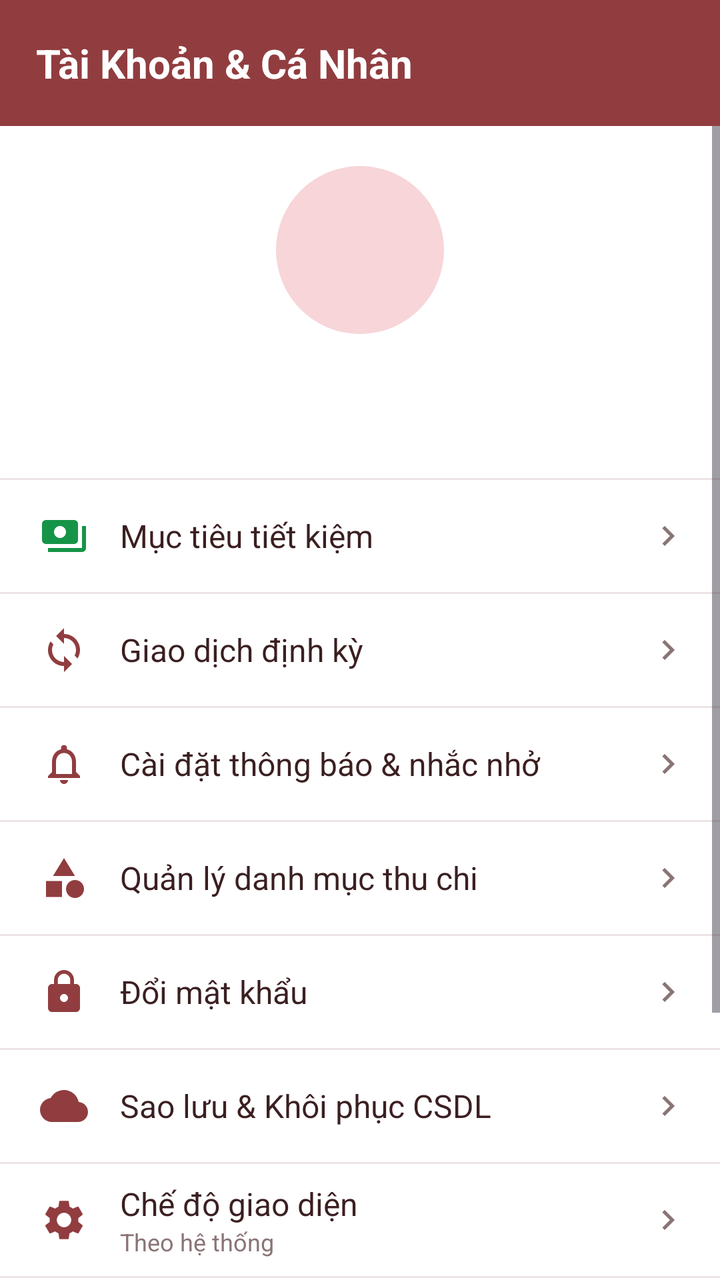
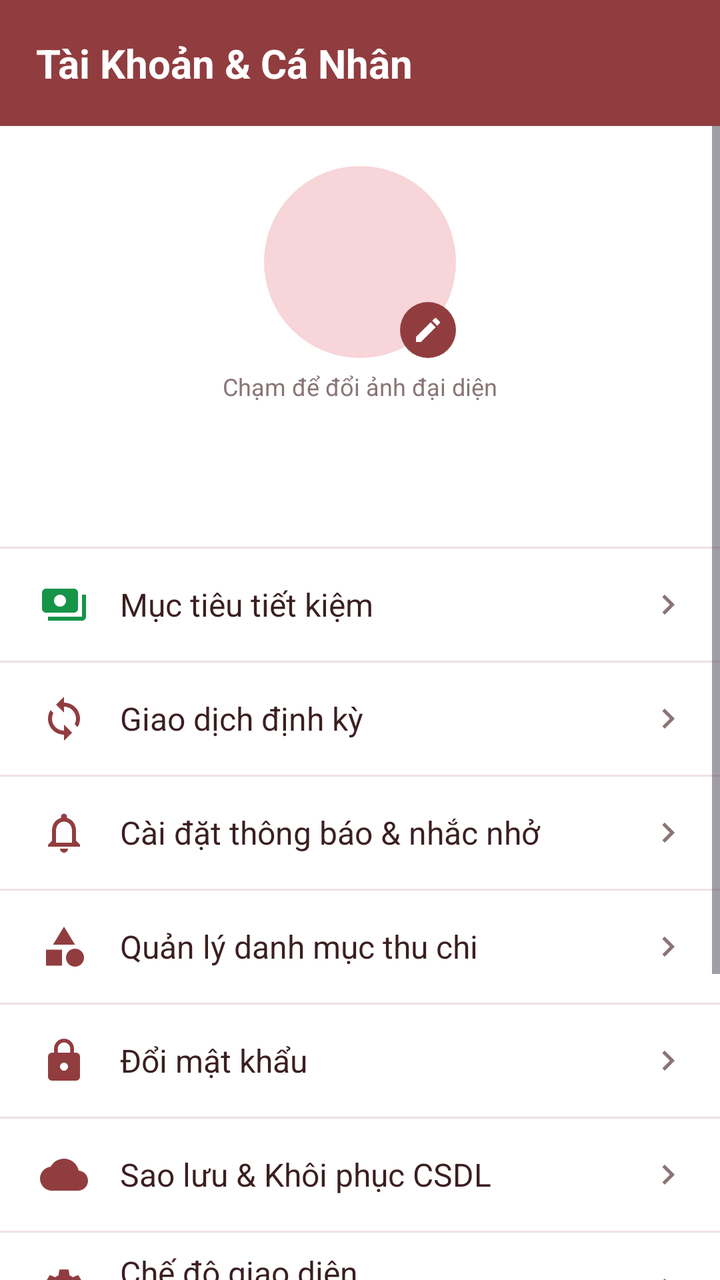

Screens rendered from an Android XML layout before and after an edit, with the pre-edit source and the edit as a unified diff.
<!-- AndroidManifest.xml: application theme Theme.QuanLyChiTieu -->
<!-- res/layout/fragment_profile.xml -->
<?xml version="1.0" encoding="utf-8"?>
<LinearLayout xmlns:android="http://schemas.android.com/apk/res/android"
    xmlns:app="http://schemas.android.com/apk/res-auto"
    android:layout_width="match_parent"
    android:layout_height="match_parent"
    android:background="@color/bg_app"
    android:orientation="vertical">

    <TextView
        android:layout_width="match_parent"
        android:layout_height="wrap_content"
        android:background="@color/wine"
        android:padding="18dp"
        android:text="Tài Khoản &amp; Cá Nhân"
        android:textColor="@color/white"
        android:textSize="20sp"
        android:textStyle="bold" />

    <ScrollView
        android:layout_width="match_parent"
        android:layout_height="match_parent">

        <LinearLayout
            android:layout_width="match_parent"
            android:layout_height="wrap_content"
            android:orientation="vertical"
            android:paddingBottom="24dp">

            <FrameLayout
                android:layout_width="84dp"
                android:layout_height="84dp"
                android:layout_gravity="center_horizontal"
                android:layout_marginTop="20dp"
                android:background="@drawable/bg_circle">

                <TextView
                    android:id="@+id/tvAvatar"
                    android:layout_width="wrap_content"
                    android:layout_height="wrap_content"
                    android:layout_gravity="center"
                    android:textColor="@color/wine"
                    android:textSize="34sp"
                    android:textStyle="bold" />
            </FrameLayout>

            <TextView
                android:id="@+id/tvName"
                android:layout_width="match_parent"
                android:layout_height="wrap_content"
                android:layout_marginTop="10dp"
                android:gravity="center"
                android:textColor="@color/text_dark"
                android:textSize="20sp"
                android:textStyle="bold" />

            <TextView
                android:id="@+id/tvEmail"
                android:layout_width="match_parent"
                android:layout_height="wrap_content"
                android:layout_marginBottom="16dp"
                android:gravity="center"
                android:textColor="@color/text_gray" />

            <View
                android:layout_width="match_parent"
                android:layout_height="1dp"
                android:background="@color/divider" />

            
            <LinearLayout
                android:id="@+id/rowSavings"
                android:layout_width="match_parent"
                android:layout_height="56dp"
                android:background="?attr/selectableItemBackground"
                android:gravity="center_vertical"
                android:orientation="horizontal"
                android:paddingStart="20dp"
                android:paddingEnd="16dp">

                <ImageView
                    android:layout_width="24dp"
                    android:layout_height="24dp"
                    android:contentDescription="Tiết kiệm"
                    android:src="@drawable/ic_savings"
                    app:tint="@color/income" />

                <TextView
                    android:layout_width="0dp"
                    android:layout_height="wrap_content"
                    android:layout_marginStart="16dp"
                    android:layout_weight="1"
                    android:text="Mục tiêu tiết kiệm"
                    android:textColor="@color/text_dark"
                    android:textSize="16sp" />

                <ImageView
                    android:layout_width="20dp"
                    android:layout_height="20dp"
                    android:contentDescription="Mở"
                    android:src="@drawable/ic_chevron"
                    app:tint="@color/text_gray" />
            </LinearLayout>

            <View
                android:layout_width="match_parent"
                android:layout_height="1dp"
                android:background="@color/divider" />

            
            <LinearLayout
                android:id="@+id/rowRecurring"
                android:layout_width="match_parent"
                android:layout_height="56dp"
                android:background="?attr/selectableItemBackground"
                android:gravity="center_vertical"
                android:orientation="horizontal"
                android:paddingStart="20dp"
                android:paddingEnd="16dp">

                <ImageView
                    android:layout_width="24dp"
                    android:layout_height="24dp"
                    android:contentDescription="Định kỳ"
                    android:src="@drawable/ic_recurring"
                    app:tint="@color/wine" />

                <TextView
                    android:layout_width="0dp"
                    android:layout_height="wrap_content"
                    android:layout_marginStart="16dp"
                    android:layout_weight="1"
                    android:text="Giao dịch định kỳ"
                    android:textColor="@color/text_dark"
                    android:textSize="16sp" />

                <ImageView
                    android:layout_width="20dp"
                    android:layout_height="20dp"
                    android:contentDescription="Mở"
                    android:src="@drawable/ic_chevron"
                    app:tint="@color/text_gray" />
            </LinearLayout>

            <View
                android:layout_width="match_parent"
                android:layout_height="1dp"
                android:background="@color/divider" />

            
            <LinearLayout
                android:id="@+id/rowNotifications"
                android:layout_width="match_parent"
                android:layout_height="56dp"
                android:background="?attr/selectableItemBackground"
                android:gravity="center_vertical"
                android:orientation="horizontal"
                android:paddingStart="20dp"
                android:paddingEnd="16dp">

                <ImageView
                    android:layout_width="24dp"
                    android:layout_height="24dp"
                    android:contentDescription="Thông báo"
                    android:src="@drawable/ic_notification"
                    app:tint="@color/wine" />

                <TextView
                    android:layout_width="0dp"
                    android:layout_height="wrap_content"
                    android:layout_marginStart="16dp"
                    android:layout_weight="1"
                    android:text="Cài đặt thông báo &amp; nhắc nhở"
                    android:textColor="@color/text_dark"
                    android:textSize="16sp" />

                <ImageView
                    android:layout_width="20dp"
                    android:layout_height="20dp"
                    android:contentDescription="Mở"
                    android:src="@drawable/ic_chevron"
                    app:tint="@color/text_gray" />
            </LinearLayout>

            <View
                android:layout_width="match_parent"
                android:layout_height="1dp"
                android:background="@color/divider" />

            
            <LinearLayout
                android:id="@+id/rowCategories"
                android:layout_width="match_parent"
                android:layout_height="56dp"
                android:background="?attr/selectableItemBackground"
                android:gravity="center_vertical"
                android:orientation="horizontal"
                android:paddingStart="20dp"
                android:paddingEnd="16dp">

                <ImageView
                    android:layout_width="24dp"
                    android:layout_height="24dp"
                    android:contentDescription="Quản lý danh mục"
                    android:src="@drawable/ic_category"
                    app:tint="@color/wine" />

                <TextView
                    android:layout_width="0dp"
                    android:layout_height="wrap_content"
                    android:layout_marginStart="16dp"
                    android:layout_weight="1"
                    android:text="Quản lý danh mục thu chi"
                    android:textColor="@color/text_dark"
                    android:textSize="16sp" />

                <ImageView
                    android:layout_width="20dp"
                    android:layout_height="20dp"
                    android:contentDescription="Mở"
                    android:src="@drawable/ic_chevron"
                    app:tint="@color/text_gray" />
            </LinearLayout>

            <View
                android:layout_width="match_parent"
                android:layout_height="1dp"
                android:background="@color/divider" />

            
            <LinearLayout
                android:id="@+id/rowPassword"
                android:layout_width="match_parent"
                android:layout_height="56dp"
                android:background="?attr/selectableItemBackground"
                android:gravity="center_vertical"
                android:orientation="horizontal"
                android:paddingStart="20dp"
                android:paddingEnd="16dp">

                <ImageView
                    android:layout_width="24dp"
                    android:layout_height="24dp"
                    android:contentDescription="Đổi mật khẩu"
                    android:src="@drawable/ic_lock"
                    app:tint="@color/wine" />

                <TextView
                    android:layout_width="0dp"
                    android:layout_height="wrap_content"
                    android:layout_marginStart="16dp"
                    android:layout_weight="1"
                    android:text="Đổi mật khẩu"
                    android:textColor="@color/text_dark"
                    android:textSize="16sp" />

                <ImageView
                    android:layout_width="20dp"
                    android:layout_height="20dp"
                    android:contentDescription="Mở"
                    android:src="@drawable/ic_chevron"
                    app:tint="@color/text_gray" />
            </LinearLayout>

            <View
                android:layout_width="match_parent"
                android:layout_height="1dp"
                android:background="@color/divider" />

            
            <LinearLayout
                android:id="@+id/rowBackup"
                android:layout_width="match_parent"
                android:layout_height="56dp"
                android:background="?attr/selectableItemBackground"
                android:gravity="center_vertical"
                android:orientation="horizontal"
                android:paddingStart="20dp"
                android:paddingEnd="16dp">

                <ImageView
                    android:layout_width="24dp"
                    android:layout_height="24dp"
                    android:contentDescription="Sao lưu dữ liệu"
                    android:src="@drawable/ic_backup"
                    app:tint="@color/wine" />

                <TextView
                    android:layout_width="0dp"
                    android:layout_height="wrap_content"
                    android:layout_marginStart="16dp"
                    android:layout_weight="1"
                    android:text="Sao lưu &amp; Khôi phục CSDL"
                    android:textColor="@color/text_dark"
                    android:textSize="16sp" />

                <ImageView
                    android:layout_width="20dp"
                    android:layout_height="20dp"
                    android:contentDescription="Mở"
                    android:src="@drawable/ic_chevron"
                    app:tint="@color/text_gray" />
            </LinearLayout>

            <View
                android:layout_width="match_parent"
                android:layout_height="1dp"
                android:background="@color/divider" />

            
            <LinearLayout
                android:id="@+id/rowTheme"
                android:layout_width="match_parent"
                android:layout_height="56dp"
                android:background="?attr/selectableItemBackground"
                android:gravity="center_vertical"
                android:orientation="horizontal"
                android:paddingStart="20dp"
                android:paddingEnd="16dp">

                <ImageView
                    android:layout_width="24dp"
                    android:layout_height="24dp"
                    android:contentDescription="Chế độ giao diện"
                    android:src="@drawable/ic_settings"
                    app:tint="@color/wine" />

                <LinearLayout
                    android:layout_width="0dp"
                    android:layout_height="wrap_content"
                    android:layout_marginStart="16dp"
                    android:layout_weight="1"
                    android:orientation="vertical">

                    <TextView
                        android:layout_width="wrap_content"
                        android:layout_height="wrap_content"
                        android:text="Chế độ giao diện"
                        android:textColor="@color/text_dark"
                        android:textSize="16sp" />

                    <TextView
                        android:id="@+id/tvThemeStatus"
                        android:layout_width="wrap_content"
                        android:layout_height="wrap_content"
                        android:text="Theo hệ thống"
                        android:textColor="@color/text_gray"
                        android:textSize="12sp" />
                </LinearLayout>

                <ImageView
                    android:layout_width="20dp"
                    android:layout_height="20dp"
                    android:contentDescription="Mở"
                    android:src="@drawable/ic_chevron"
                    app:tint="@color/text_gray" />
            </LinearLayout>

            <View
                android:layout_width="match_parent"
                android:layout_height="1dp"
                android:background="@color/divider" />

            
            <LinearLayout
                android:id="@+id/rowInfo"
                android:layout_width="match_parent"
                android:layout_height="56dp"
                android:background="?attr/selectableItemBackground"
                android:gravity="center_vertical"
                android:orientation="horizontal"
                android:paddingStart="20dp"
                android:paddingEnd="16dp">

                <ImageView
                    android:layout_width="24dp"
                    android:layout_height="24dp"
                    android:contentDescription="Thông tin ứng dụng"
                    android:src="@drawable/ic_info"
                    app:tint="@color/wine" />

                <TextView
                    android:layout_width="0dp"
                    android:layout_height="wrap_content"
                    android:layout_marginStart="16dp"
                    android:layout_weight="1"
                    android:text="Thông tin ứng dụng"
                    android:textColor="@color/text_dark"
                    android:textSize="16sp" />

                <ImageView
                    android:layout_width="20dp"
                    android:layout_height="20dp"
                    android:contentDescription="Mở"
                    android:src="@drawable/ic_chevron"
                    app:tint="@color/text_gray" />
            </LinearLayout>

            <View
                android:layout_width="match_parent"
                android:layout_height="1dp"
                android:background="@color/divider" />

            
            <com.google.android.material.button.MaterialButton
                android:id="@+id/btnLogout"
                style="@style/Widget.Material3.Button.TonalButton"
                android:layout_width="match_parent"
                android:layout_height="54dp"
                android:layout_margin="20dp"
                android:text="Đăng xuất"
                android:textColor="@color/wine"
                app:backgroundTint="@color/light_red"
                app:cornerRadius="14dp"
                app:icon="@drawable/ic_logout"
                app:iconGravity="textEnd"
                app:iconTint="@color/wine" />
        </LinearLayout>
    </ScrollView>
</LinearLayout>
<!-- resources referenced by this layout -->
<resources>
  <color name="bg_app">#FFFFFF</color>
  <color name="divider">#EFE3E4</color>
  <color name="income">#159447</color>
  <color name="light_red">#F7D5D8</color>
  <color name="text_dark">#3B1F21</color>
  <color name="text_gray">#8A7476</color>
  <color name="white">#FFFFFF</color>
  <color name="wine">#913D40</color>
  <!-- drawable bg_circle (drawable) -->
  <shape xmlns:android="http://schemas.android.com/apk/res/android" android:shape="oval">
      <solid android:color="@color/light_red" />
  </shape>
  <!-- drawable ic_backup (drawable) -->
  <vector xmlns:android="http://schemas.android.com/apk/res/android"
      android:width="24dp" android:height="24dp" android:viewportWidth="24" android:viewportHeight="24">
      <path android:fillColor="#FF000000" android:pathData="M19.35,10.04C18.67,6.59 15.64,4 12,4 9.11,4 6.6,5.64 5.35,8.04 2.34,8.36 0,10.91 0,14c0,3.31 2.69,6 6,6h13c2.76,0 5,-2.24 5,-5 0,-2.64 -2.05,-4.78 -4.65,-4.96z" />
  </vector>
  <!-- drawable ic_category (drawable) -->
  <vector xmlns:android="http://schemas.android.com/apk/res/android"
      android:width="24dp" android:height="24dp" android:viewportWidth="24" android:viewportHeight="24">
      <path android:fillColor="#FF000000" android:pathData="M12,2l-5.5,9h11zM17.5,13c-2.49,0 -4.5,2.01 -4.5,4.5s2.01,4.5 4.5,4.5 4.5,-2.01 4.5,-4.5 -2.01,-4.5 -4.5,-4.5zM3,21.5h8v-8H3v8z" />
  </vector>
  <!-- drawable ic_chevron (drawable) -->
  <vector xmlns:android="http://schemas.android.com/apk/res/android"
      android:width="24dp" android:height="24dp" android:viewportWidth="24" android:viewportHeight="24">
      <path android:fillColor="#FF000000" android:pathData="M10,6L8.59,7.41 13.17,12l-4.58,4.59L10,18l6,-6z" />
  </vector>
  <!-- drawable ic_info (drawable) -->
  <vector xmlns:android="http://schemas.android.com/apk/res/android"
      android:width="24dp" android:height="24dp" android:viewportWidth="24" android:viewportHeight="24">
      <path android:fillColor="#FF000000" android:pathData="M12,2C6.48,2 2,6.48 2,12s4.48,10 10,10 10,-4.48 10,-10S17.52,2 12,2zM13,17h-2v-6h2v6zM13,9h-2V7h2v2z" />
  </vector>
  <!-- drawable ic_logout (drawable) -->
  <vector xmlns:android="http://schemas.android.com/apk/res/android"
      android:width="24dp" android:height="24dp" android:viewportWidth="24" android:viewportHeight="24">
      <path android:fillColor="#FF000000" android:pathData="M17,7l-1.41,1.41L18.17,11H8v2h10.17l-2.58,2.58L17,17l5,-5zM4,5h8V3H4c-1.1,0 -2,0.9 -2,2v14c0,1.1 0.9,2 2,2h8v-2H4V5z" />
  </vector>
  <!-- drawable ic_savings (drawable) -->
  <vector xmlns:android="http://schemas.android.com/apk/res/android"
      android:width="24dp"
      android:height="24dp"
      android:viewportWidth="24"
      android:viewportHeight="24">
      <path
          android:fillColor="@color/wine"
          android:pathData="M19,14V6c0,-1.1 -0.9,-2 -2,-2H3c-1.1,0 -2,0.9 -2,2v8c0,1.1 0.9,2 2,2h14c1.1,0 2,-0.9 2,-2zm-9,-1c-1.66,0 -3,-1.34 -3,-3s1.34,-3 3,-3 3,1.34 3,3 -1.34,3 -3,3zm13,-6v11c0,1.1 -0.9,2 -2,2H4v-2h17V7h2z"/>
  </vector>
  <!-- unchanged entries left out for length: 5 -->
</resources>

<!-- the commit's change to res/layout/fragment_profile.xml (unified diff, before → after) -->
@@ -12,7 +12,7 @@
         android:background="@color/wine"
         android:padding="18dp"
         android:text="Tài Khoản &amp; Cá Nhân"
-        android:textColor="@color/white"
+        android:textColor="@color/header_wine_text"
         android:textSize="20sp"
         android:textStyle="bold" />
 
@@ -27,11 +27,22 @@
             android:paddingBottom="24dp">
 
             <FrameLayout
-                android:layout_width="84dp"
-                android:layout_height="84dp"
+                android:id="@+id/layoutAvatarContainer"
+                android:layout_width="96dp"
+                android:layout_height="96dp"
                 android:layout_gravity="center_horizontal"
                 android:layout_marginTop="20dp"
-                android:background="@drawable/bg_circle">
+                android:background="@drawable/bg_circle"
+                android:clickable="true"
+                android:focusable="true">
+
+                <com.google.android.material.imageview.ShapeableImageView
+                    android:id="@+id/imgAvatar"
+                    android:layout_width="match_parent"
+                    android:layout_height="match_parent"
+                    android:scaleType="centerCrop"
+                    android:visibility="gone"
+                    app:shapeAppearanceOverlay="@style/ShapeAppearance.App.CircleImageView" />
 
                 <TextView
                     android:id="@+id/tvAvatar"
@@ -39,9 +50,28 @@
                     android:layout_height="wrap_content"
                     android:layout_gravity="center"
                     android:textColor="@color/wine"
-                    android:textSize="34sp"
+                    android:textSize="36sp"
                     android:textStyle="bold" />
+
+                <ImageView
+                    android:layout_width="28dp"
+                    android:layout_height="28dp"
+                    android:layout_gravity="bottom|end"
+                    android:background="@drawable/bg_circle"
+                    android:backgroundTint="@color/wine"
+                    android:padding="6dp"
+                    android:src="@drawable/ic_edit"
+                    app:tint="@color/white" />
             </FrameLayout>
+
+            <TextView
+                android:layout_width="wrap_content"
+                android:layout_height="wrap_content"
+                android:layout_gravity="center_horizontal"
+                android:layout_marginTop="6dp"
+                android:text="Chạm để đổi ảnh đại diện"
+                android:textColor="@color/text_gray"
+                android:textSize="12sp" />
 
             <TextView
                 android:id="@+id/tvName"
<!-- resource entries referenced after the edit -->
@@ -2,6 +2,7 @@
 <resources>
   <color name="bg_app">#FFFFFF</color>
   <color name="divider">#EFE3E4</color>
+  <color name="header_wine_text">#FFFFFF</color>
   <color name="income">#159447</color>
   <color name="light_red">#F7D5D8</color>
   <color name="text_dark">#3B1F21</color>
@@ -27,6 +28,11 @@
       android:width="24dp" android:height="24dp" android:viewportWidth="24" android:viewportHeight="24">
       <path android:fillColor="#FF000000" android:pathData="M10,6L8.59,7.41 13.17,12l-4.58,4.59L10,18l6,-6z" />
   </vector>
+  <!-- drawable ic_edit (drawable) -->
+  <vector xmlns:android="http://schemas.android.com/apk/res/android"
+      android:width="24dp" android:height="24dp" android:viewportWidth="24" android:viewportHeight="24">
+      <path android:fillColor="#FF000000" android:pathData="M3,17.25V21h3.75L17.81,9.94l-3.75,-3.75L3,17.25zM20.71,7.04c0.39,-0.39 0.39,-1.02 0,-1.41l-2.34,-2.34c-0.39,-0.39 -1.02,-0.39 -1.41,0l-1.83,1.83 3.75,3.75 1.83,-1.83z" />
+  </vector>
   <!-- drawable ic_info (drawable) -->
   <vector xmlns:android="http://schemas.android.com/apk/res/android"
       android:width="24dp" android:height="24dp" android:viewportWidth="24" android:viewportHeight="24">
@@ -47,6 +53,9 @@
           android:fillColor="@color/wine"
           android:pathData="M19,14V6c0,-1.1 -0.9,-2 -2,-2H3c-1.1,0 -2,0.9 -2,2v8c0,1.1 0.9,2 2,2h14c1.1,0 2,-0.9 2,-2zm-9,-1c-1.66,0 -3,-1.34 -3,-3s1.34,-3 3,-3 3,1.34 3,3 -1.34,3 -3,3zm13,-6v11c0,1.1 -0.9,2 -2,2H4v-2h17V7h2z"/>
   </vector>
+  <style name="ShapeAppearance.App.CircleImageView" parent="">
+          <item name="cornerSize">50%</item>
+      </style>
   <!-- unchanged entries left out for length: 5 -->
 </resources>
 
